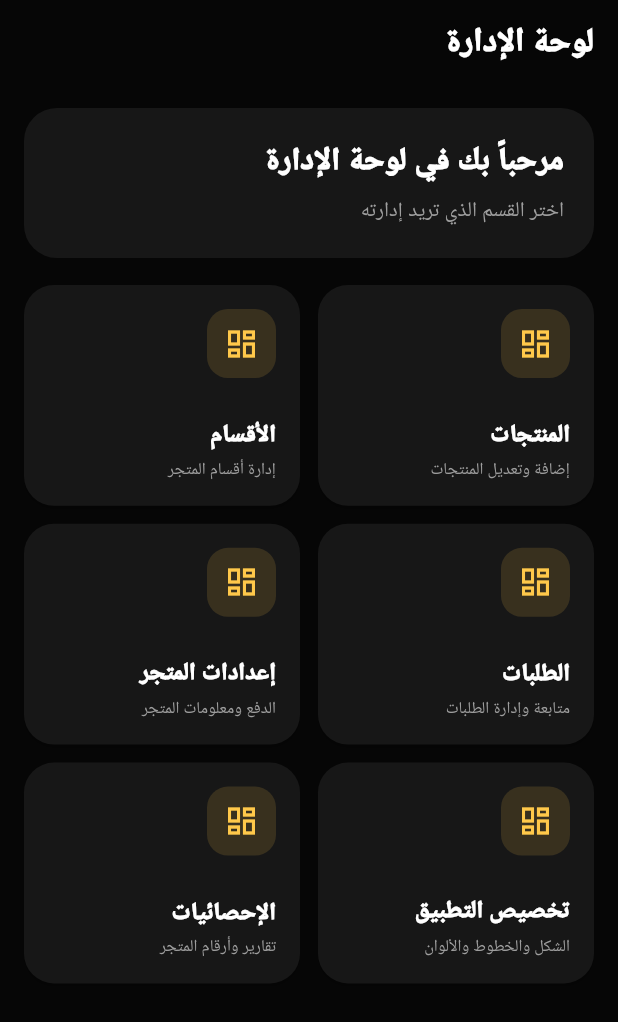
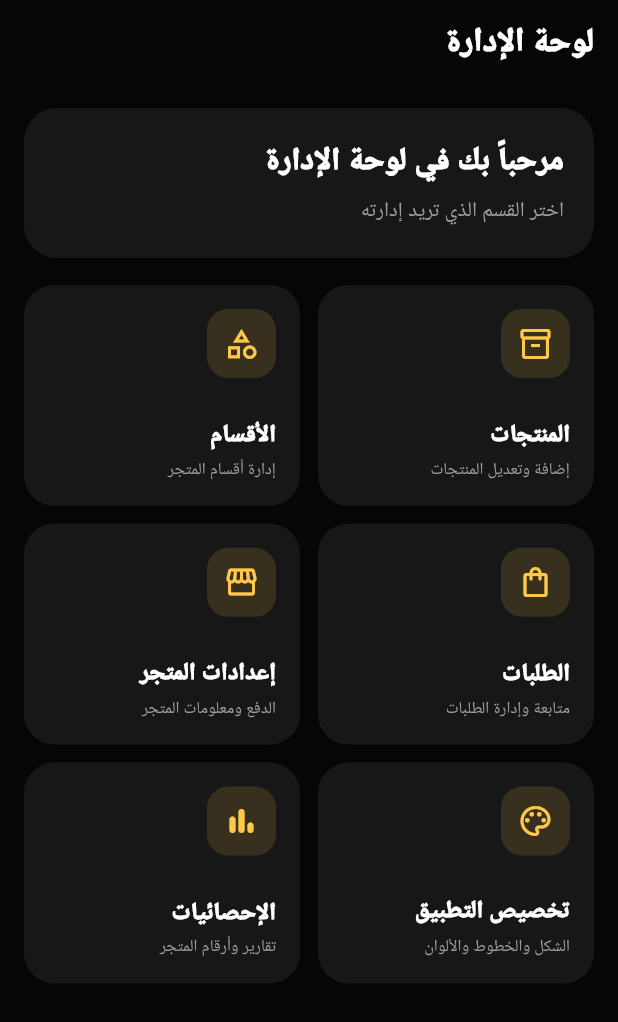
Before and after one commit to asdf112233445500-tech/Elbayaa-store-, a Flutter app: the AdminHomePage screen opened directly, on a phone screen of 412 x 824 dp. Shown: the top 1022 px of the screen. Run offline on Flutter 3.47's test engine with Material 3 defaults, Android fonts, the phone set to English and light mode, and no system bars; our stand-ins replace image_picker, supabase_flutter; accounts and stored records are empty.

Commit message:
Fix admin menu icons

```diff
--- a/lib/admin_home.dart
+++ b/lib/admin_home.dart
@@ -129,8 +129,8 @@ class _AdminMenuCard extends StatelessWidget {
                   color: const Color(0xFFFFC84A).withOpacity(.14),
                   borderRadius: BorderRadius.circular(14),
                 ),
-                child: const Icon(
-                  Icons.dashboard_outlined,
+                child: Icon(
+                  icon,
                   color: Color(0xFFFFC84A),
                 ),
               ),
```
